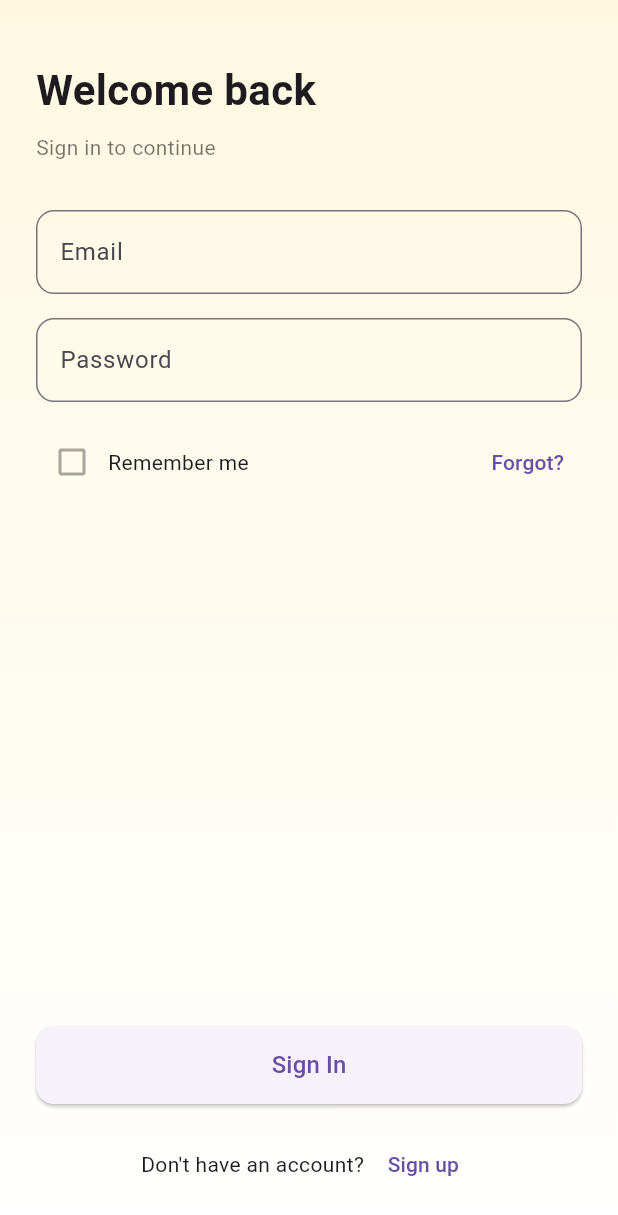
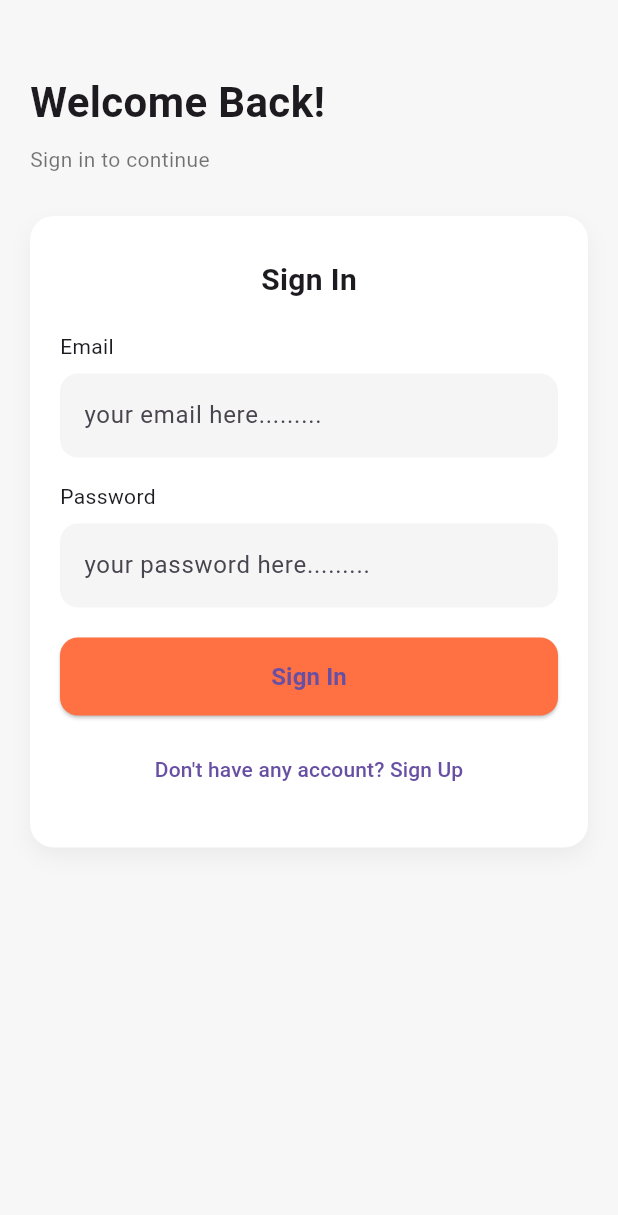
Before and after one commit to pawass99/Screenshots, a Flutter app: the screen it shows after launch, on a phone screen of 412 x 824 dp. Shown: the top 1215 px of the screen. Run offline on Flutter 3.47's test engine with Material 3 defaults, Android fonts, the phone set to English and light mode, and no system bars.

Commit message:
Menambahkan login page

```diff
--- a/lib/main.dart
+++ b/lib/main.dart
@@ -1,5 +1,6 @@
 import 'package:flutter/material.dart';
 import 'screens/splash.dart';
+import 'screens/login.dart';
 
 void main() {
   runApp(const MainApp());
@@ -18,6 +19,10 @@ class MainApp extends StatelessWidget {
         visualDensity: VisualDensity.adaptivePlatformDensity,
       ),
       home: const SplashScreen(),
+      routes: {
+        '/splash': (context) => const SplashScreen(),
+        '/login': (context) => const LoginScreen(),
+      },
     );
   }
 }
--- a/lib/screens/login.dart
+++ b/lib/screens/login.dart
@@ -20,93 +20,130 @@ class _LoginScreenState extends State<LoginScreen> {
 
   @override
   Widget build(BuildContext context) {
+    final width = MediaQuery.of(context).size.width;
     return Scaffold(
-      body: Container(
-        decoration: const BoxDecoration(
-          gradient: LinearGradient(
-            colors: [Color(0xFFFFF8E1), Colors.white],
-            begin: Alignment.topCenter,
-            end: Alignment.bottomCenter,
+      backgroundColor: const Color(0xFFF7F7F8),
+      body: SafeArea(
+        child: SingleChildScrollView(
+          child: Padding(
+            padding: const EdgeInsets.symmetric(horizontal: 20.0, vertical: 24),
+            child: Column(
+              crossAxisAlignment: CrossAxisAlignment.center,
+              children: [
+                const SizedBox(height: 24),
+                const Align(
+                  alignment: Alignment.centerLeft,
+                  child: Text(
+                    'Welcome Back!',
+                    style: TextStyle(
+                      fontSize: 28,
+                      fontWeight: FontWeight.bold,
                     ),
                   ),
-        child: SafeArea(
-          child: Padding(
-            padding: const EdgeInsets.symmetric(horizontal: 24.0),
-            child: Column(
-              crossAxisAlignment: CrossAxisAlignment.start,
-              children: [
-                const SizedBox(height: 40),
-                const Text(
-                  'Welcome back',
-                  style: TextStyle(fontSize: 28, fontWeight: FontWeight.bold),
                 ),
                 const SizedBox(height: 8),
-                const Text(
+                const Align(
+                  alignment: Alignment.centerLeft,
+                  child: Text(
                     'Sign in to continue',
                     style: TextStyle(color: Colors.black54),
                   ),
-                const SizedBox(height: 32),
+                ),
+                const SizedBox(height: 28),
+
+                // Card container matching Figma rounded panel
+                Container(
+                  width: width,
+                  decoration: BoxDecoration(
+                    color: Colors.white,
+                    borderRadius: BorderRadius.circular(16),
+                    boxShadow: [
+                      BoxShadow(
+                        color: Colors.black.withOpacity(0.05),
+                        blurRadius: 12,
+                        offset: const Offset(0, 6),
+                      ),
+                    ],
+                  ),
+                  padding: const EdgeInsets.symmetric(horizontal: 20, vertical: 28),
+                  child: Column(
+                    crossAxisAlignment: CrossAxisAlignment.stretch,
+                    children: [
+                      const Center(
+                        child: Text(
+                          'Sign In',
+                          style: TextStyle(
+                            fontSize: 20,
+                            fontWeight: FontWeight.w700,
+                          ),
+                        ),
+                      ),
+                      const SizedBox(height: 20),
+
+                      // Email field
+                      const Text('Email', style: TextStyle(fontSize: 14)),
+                      const SizedBox(height: 8),
                       TextField(
                         controller: _emailController,
                         keyboardType: TextInputType.emailAddress,
                         decoration: InputDecoration(
-                    labelText: 'Email',
+                          hintText: 'your email here.........',
+                          filled: true,
+                          fillColor: const Color(0xFFF5F5F6),
                           border: OutlineInputBorder(
                             borderRadius: BorderRadius.circular(12),
+                            borderSide: BorderSide.none,
                           ),
                         ),
                       ),
                       const SizedBox(height: 16),
+
+                      // Password field
+                      const Text('Password', style: TextStyle(fontSize: 14)),
+                      const SizedBox(height: 8),
                       TextField(
                         controller: _passwordController,
                         obscureText: true,
                         decoration: InputDecoration(
-                    labelText: 'Password',
+                          hintText: 'your password here.........',
+                          filled: true,
+                          fillColor: const Color(0xFFF5F5F6),
                           border: OutlineInputBorder(
                             borderRadius: BorderRadius.circular(12),
+                            borderSide: BorderSide.none,
                           ),
                         ),
                       ),
-                const SizedBox(height: 16),
-                Row(
-                  mainAxisAlignment: MainAxisAlignment.spaceBetween,
-                  children: [
-                    Row(
-                      children: const [
-                        Checkbox(value: false, onChanged: null),
-                        Text('Remember me'),
-                      ],
-                    ),
-                    TextButton(
-                      onPressed: () {},
-                      child: const Text('Forgot?'),
-                    ),
-                  ],
-                ),
-                const Spacer(),
+                      const SizedBox(height: 20),
+
+                      // Sign in button
                       SizedBox(
-                  width: double.infinity,
                         height: 52,
                         child: ElevatedButton(
                           onPressed: () {},
                           style: ElevatedButton.styleFrom(
+                            backgroundColor: const Color(0xFFFF7043),
                             shape: RoundedRectangleBorder(
                               borderRadius: BorderRadius.circular(12),
                             ),
                           ),
                           child: const Text(
                             'Sign In',
-                      style: TextStyle(fontSize: 16),
+                            style: TextStyle(fontSize: 16, fontWeight: FontWeight.w600),
                           ),
                         ),
                       ),
-                const SizedBox(height: 16),
-                Row(
-                  mainAxisAlignment: MainAxisAlignment.center,
-                  children: [
-                    const Text('Don\'t have an account? '),
-                    TextButton(onPressed: () {}, child: const Text('Sign up'))
+                      const SizedBox(height: 12),
+
+                      // Footer text
+                      Center(
+                        child: TextButton(
+                          onPressed: () {},
+                          child: const Text("Don't have any account? Sign Up"),
+                        ),
+                      ),
                     ],
+                  ),
                 ),
                 const SizedBox(height: 24),
               ],
--- a/lib/screens/splash.dart
+++ b/lib/screens/splash.dart
@@ -1,7 +1,6 @@
 import 'dart:async';
 
 import 'package:flutter/material.dart';
-import 'login.dart';
 
 class SplashScreen extends StatefulWidget {
   const SplashScreen({super.key});
@@ -35,9 +34,7 @@ class _SplashScreenState extends State<SplashScreen>
     // Navigate after a short delay
     Timer(const Duration(milliseconds: 1600), () {
       if (!mounted) return;
-      Navigator.of(context).pushReplacement(
-        MaterialPageRoute(builder: (_) => const LoginScreen()),
-      );
+      Navigator.of(context).pushReplacementNamed('/login');
     });
   }
 
```
Lines whose indentation alone changed are shown as unchanged.
